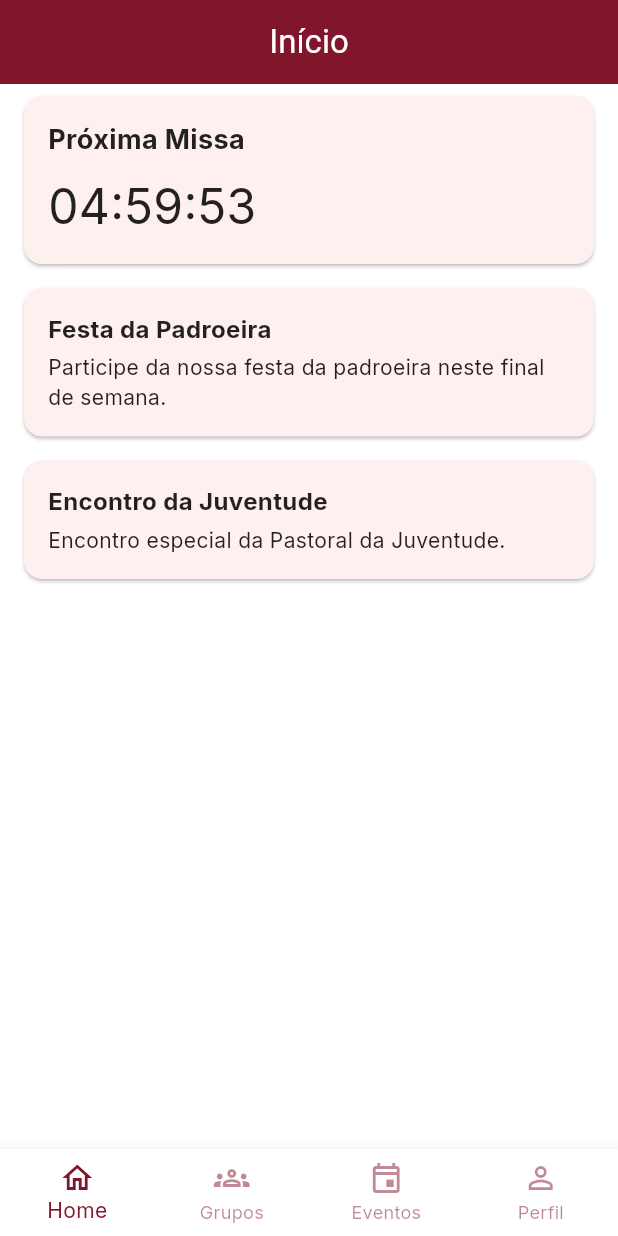
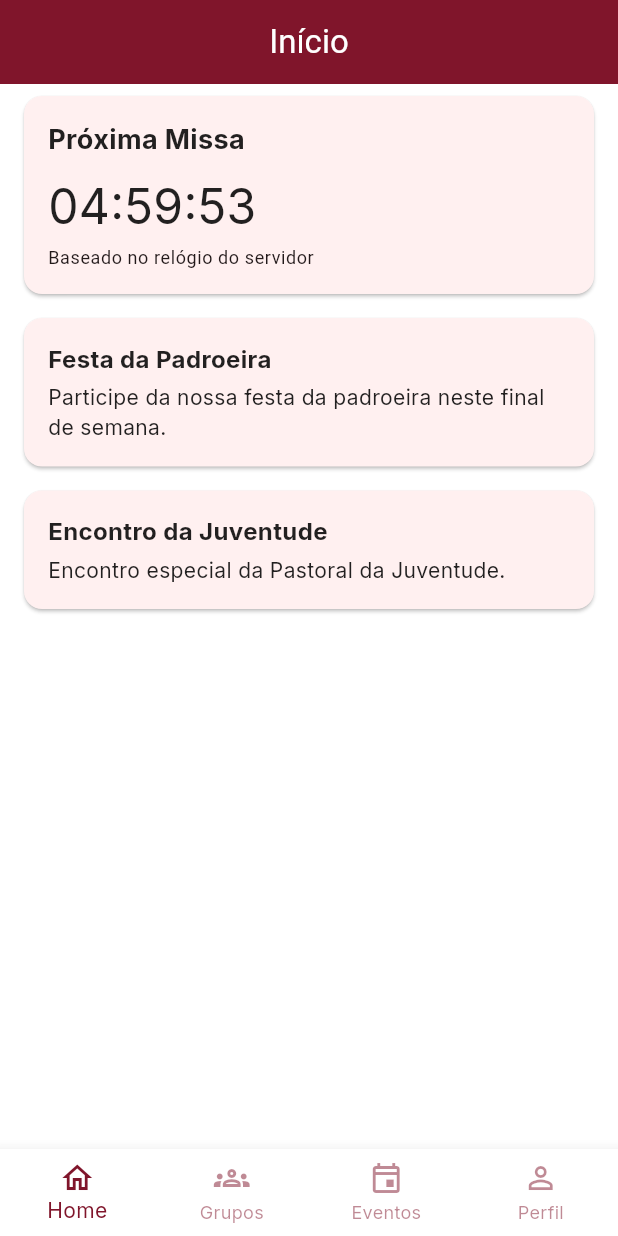
Before and after one commit to GustavoPelissari/Site-da-Paroquia-2.0, a Flutter app: the screen it shows after launch, on a phone screen of 412 x 824 dp. Run offline on Flutter 3.47's test engine with Material 3 defaults, Android fonts, the phone set to English and light mode, and no system bars; our stand-ins replace google_fonts.

Commit message:
feat: update app state and home flow

```diff
--- a/lib/main.dart
+++ b/lib/main.dart
@@ -8,8 +8,23 @@ void main() {
   runApp(const ParoquiaApp());
 }
 
-class ParoquiaApp extends StatelessWidget {
+class ParoquiaApp extends StatefulWidget {
   const ParoquiaApp({super.key});
+
+  @override
+  State<ParoquiaApp> createState() => _ParoquiaAppState();
+}
+
+class _ParoquiaAppState extends State<ParoquiaApp> {
+  final AppState _appState = AppState();
+
+  @override
+  void initState() {
+    super.initState();
+    // Regra crítica do PDF: sincronizar o relógio com o servidor
+    // pra calcular "Próxima Missa" corretamente.
+    _appState.syncServerClock();
+  }
 
   @override
   Widget build(BuildContext context) {
@@ -17,7 +32,7 @@ class ParoquiaApp extends StatelessWidget {
       debugShowCheckedModeBanner: false,
       title: 'Paróquia MVP',
       theme: AppTheme.lightTheme,
-      home: MainShellScreen(appState: AppState()),
+      home: MainShellScreen(appState: _appState),
     );
   }
 }
--- a/lib/screens/home_screen.dart
+++ b/lib/screens/home_screen.dart
@@ -31,9 +31,8 @@ class _HomeScreenState extends State<HomeScreen> {
   }
 
   void _updateCountdown() {
-    final missas = widget.appState.events
-        .where((e) => e.tipo == EventType.missa)
-        .toList();
+    final missas =
+        widget.appState.events.where((e) => e.tipo == EventType.missa).toList();
 
     if (missas.isEmpty) {
       _remaining = Duration.zero;
@@ -41,7 +40,12 @@ class _HomeScreenState extends State<HomeScreen> {
     }
 
     missas.sort((a, b) => a.dataHora.compareTo(b.dataHora));
-    _remaining = missas.first.dataHora.difference(DateTime.now());
+
+    // Regra crítica do PDF: usar relógio do servidor (ou offset sincronizado),
+    // não DateTime.now() direto.
+    final agora = widget.appState.serverNow;
+
+    _remaining = missas.first.dataHora.difference(agora);
   }
 
   @override
@@ -64,14 +68,36 @@ class _HomeScreenState extends State<HomeScreen> {
           child: Column(
             crossAxisAlignment: CrossAxisAlignment.start,
             children: [
-              const Text(
-                'Próxima Missa',
-                style: TextStyle(fontSize: 18, fontWeight: FontWeight.bold),
+              Row(
+                children: [
+                  const Expanded(
+                    child: Text(
+                      'Próxima Missa',
+                      style:
+                          TextStyle(fontSize: 18, fontWeight: FontWeight.bold),
+                    ),
+                  ),
+                  if (!widget.appState.serverClockReady)
+                    const Padding(
+                      padding: EdgeInsets.only(left: 8),
+                      child: Tooltip(
+                        message: 'Ainda sincronizando com o servidor...',
+                        child: Icon(Icons.cloud_sync, size: 18),
+                      ),
+                    ),
+                ],
               ),
               const SizedBox(height: 8),
               Text(
                 _format(_remaining),
                 style: const TextStyle(fontSize: 32),
+              ),
+              const SizedBox(height: 4),
+              Text(
+                widget.appState.serverClockReady
+                    ? 'Baseado no relógio do servidor'
+                    : 'Usando relógio do celular (fallback)',
+                style: Theme.of(context).textTheme.bodySmall,
               ),
             ],
           ),
--- a/lib/services/mock_repository.dart
+++ b/lib/services/mock_repository.dart
@@ -72,6 +72,20 @@ class MockRepository {
     ),
   ];
 
+  /// "Hora do servidor" (mock).
+  ///
+  /// Regra do PDF: a "Próxima Missa" deve ser calculada pelo relógio do servidor,
+  /// não pelo relógio do celular.
+  ///
+  /// No MVP (mock), a gente simula isso aqui. Quando ligar o backend de verdade,
+  /// essa função deve chamar um endpoint tipo `GET /time` e retornar o `DateTime`
+  /// do servidor.
+  Future<DateTime> fetchServerNow() async {
+    // Simulação opcional de drift do servidor (ex.: +12s).
+    const simulatedDrift = Duration(seconds: 0);
+    return DateTime.now().add(simulatedDrift);
+  }
+
   // Helpers simples
   List<NewsModel> getNewsByGroup(String groupId) {
     return news.where((n) => n.groupId == groupId).toList();
--- a/lib/state/app_state.dart
+++ b/lib/state/app_state.dart
@@ -10,23 +10,71 @@ import '../services/mock_repository.dart';
 class AppState extends ChangeNotifier {
   final MockRepository _repository = MockRepository();
 
+  // -------------------------
   // Usuário atual
+  // -------------------------
   UserModel get user => _repository.user;
 
+  // -------------------------
   // Dados
+  // -------------------------
   List<GroupModel> get groups => _repository.groups;
   List<NewsModel> get news => _repository.news;
   List<EventModel> get events => _repository.events;
   List<ScheduleModel> get schedules => _repository.schedules;
 
+  // -------------------------
   // Permissões
+  // -------------------------
   bool get isAdmin => user.nivelAcesso >= 1;
 
+  // -------------------------
+  // Relógio do servidor (MVP)
+  // -------------------------
+  Duration _serverOffset = Duration.zero;
+  bool _serverClockReady = false;
+
+  bool get serverClockReady => _serverClockReady;
+
+  /// "Agora" baseado no relógio do servidor (ou no melhor chute possível).
+  ///
+  /// - Se já sincronizou com o servidor: usa offset.
+  /// - Se não sincronizou ainda: cai no DateTime.now() do device (fallback).
+  DateTime get serverNow => DateTime.now().add(_serverOffset);
+
+  /// Sincroniza a hora do app com a hora do servidor (regra crítica do PDF).
+  ///
+  /// Estratégia:
+  /// 1) Pega a hora do servidor (mock por enquanto).
+  /// 2) Calcula offset em relação ao relógio do device.
+  /// 3) Usa esse offset no resto do app.
+  Future<void> syncServerClock() async {
+    try {
+      final server = await _repository.fetchServerNow();
+      final local = DateTime.now();
+      _serverOffset = server.difference(local);
+      _serverClockReady = true;
+      notifyListeners();
+    } catch (_) {
+      // Falhou? Sem drama: continua no fallback (relógio do device),
+      // mas não marca como "ready".
+      _serverClockReady = false;
+      notifyListeners();
+    }
+  }
+
+  // -------------------------
   // Helpers
-  List<NewsModel> newsByGroup(String groupId) => _repository.getNewsByGroup(groupId);
+  // -------------------------
+  List<NewsModel> newsByGroup(String groupId) =>
+      _repository.getNewsByGroup(groupId);
 
   List<ScheduleModel> schedulesByGroup(String groupId) =>
       _repository.getSchedulesByGroup(groupId);
+
+  // -------------------------
+  // Mutations
+  // -------------------------
 
   // Alterar nível de acesso (tela Perfil)
   void setNivelAcesso(int nivel) {
```
